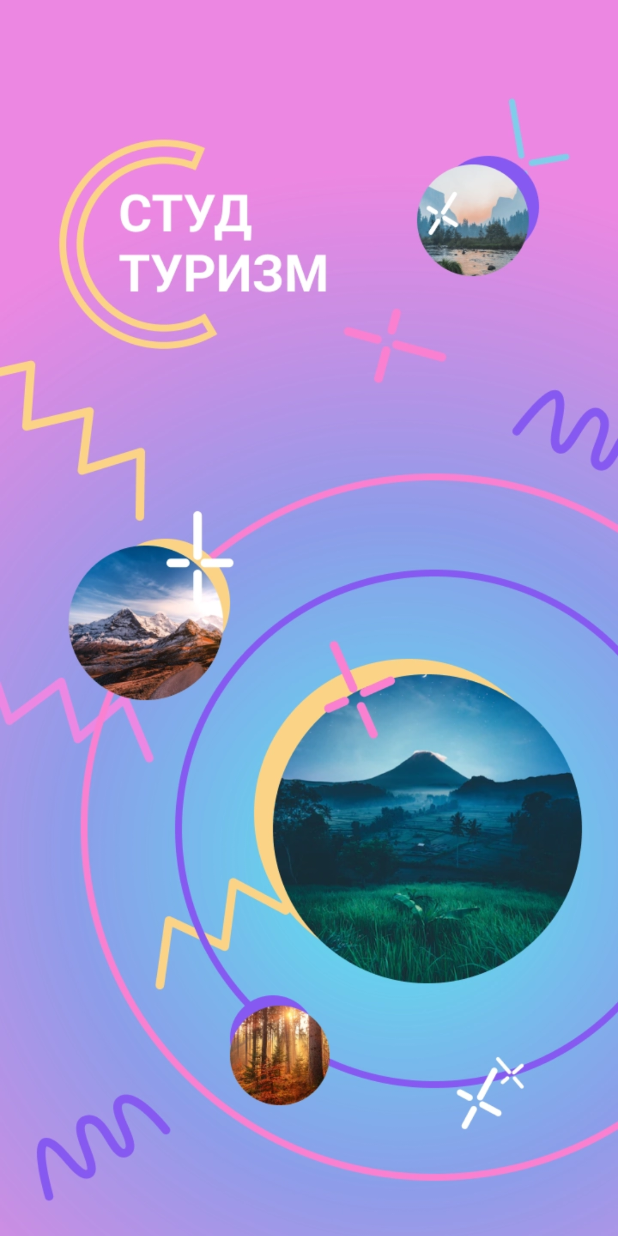
After one commit to feelgood4/hack_studtravel, an Android app: the SplashScreenActivity screen opened directly, with no data from a screen before it, on a phone screen of 412 x 824 dp. The commit adds this screen. Run offline under Robolectric (Android 15) with nearby library versions, the phone set to English and light mode, and no system bars.

Commit message:
Add main Splash screen

```diff
--- a/app/build.gradle
+++ b/app/build.gradle
@@ -75,4 +75,8 @@ dependencies {
 
     // UI
     implementation 'androidx.fragment:fragment-ktx:1.5.5'
+
+    // navigation
+    implementation 'androidx.navigation:navigation-fragment-ktx:2.5.3'
+    implementation 'androidx.navigation:navigation-ui-ktx:2.5.3'
 }
--- /dev/null
+++ b/app/src/main/java/com/github/studtravel/presentation/activity/SplashScreenActivity.kt
@@ -0,0 +1,30 @@
+package com.github.studtravel.presentation.activity
+
+import android.annotation.SuppressLint
+import android.content.Intent
+import android.os.Bundle
+import android.os.Handler
+import android.os.Looper
+import androidx.appcompat.app.AppCompatActivity
+import com.github.studtravel.R
+
+@SuppressLint("CustomSplashScreen")
+class SplashScreenActivity : AppCompatActivity() {
+
+  companion object {
+    const val SPLASH_SCREEN_TIME_OUT = 2000L
+  }
+
+  override fun onCreate(savedInstanceState: Bundle?) {
+    super.onCreate(savedInstanceState)
+    setContentView(R.layout.activity_splash_screen)
+    loadData()
+  }
+
+  private fun loadData() {
+    Handler(Looper.getMainLooper()).postDelayed({
+      startActivity(Intent(this, MainActivity::class.java))
+      finish()
+    }, SPLASH_SCREEN_TIME_OUT)
+  }
+}
--- /dev/null
+++ b/app/src/main/res/layout/activity_splash_screen.xml
@@ -0,0 +1,15 @@
+<?xml version="1.0" encoding="utf-8"?>
+<FrameLayout xmlns:android="http://schemas.android.com/apk/res/android"
+    xmlns:app="http://schemas.android.com/apk/res-auto"
+    xmlns:tools="http://schemas.android.com/tools"
+    android:layout_width="match_parent"
+    android:layout_height="match_parent"
+    tools:context=".presentation.activity.SplashScreenActivity">
+
+    <ImageView
+        android:id="@+id/splashBackground"
+        android:layout_width="match_parent"
+        android:layout_height="match_parent"
+        android:scaleType="centerCrop"
+        app:srcCompat="@drawable/img_splash_background" />
+</FrameLayout>
--- a/app/src/main/res/values/dimens.xml
+++ b/app/src/main/res/values/dimens.xml
@@ -2,4 +2,5 @@
     <!-- Default screen margins, per the Android Design guidelines. -->
     <dimen name="fragment_horizontal_margin">16dp</dimen>
     <dimen name="fragment_vertical_margin">16dp</dimen>
+    <dimen name="fab_margin">16dp</dimen>
 </resources>
--- a/app/src/main/res/values/themes.xml
+++ b/app/src/main/res/values/themes.xml
@@ -10,7 +10,9 @@
         <item name="colorSecondaryVariant">@color/teal_700</item>
         <item name="colorOnSecondary">@color/black</item>
         <!-- Status bar color. -->
-        <item name="android:statusBarColor">?attr/colorPrimaryVariant</item>
-        <!-- Customize your theme here. -->
+        <item name="windowActionBar">false</item>
+        <item name="windowNoTitle">true</item>
+        <item name="android:statusBarColor">@android:color/transparent</item>
+        <item name="android:navigationBarColor">@android:color/transparent</item>
     </style>
 </resources>
```
Also changed, not shown: app/src/main/AndroidManifest.xml (+10 -4 lines), app/src/main/res/drawable/img_splash_background.webp (added).
